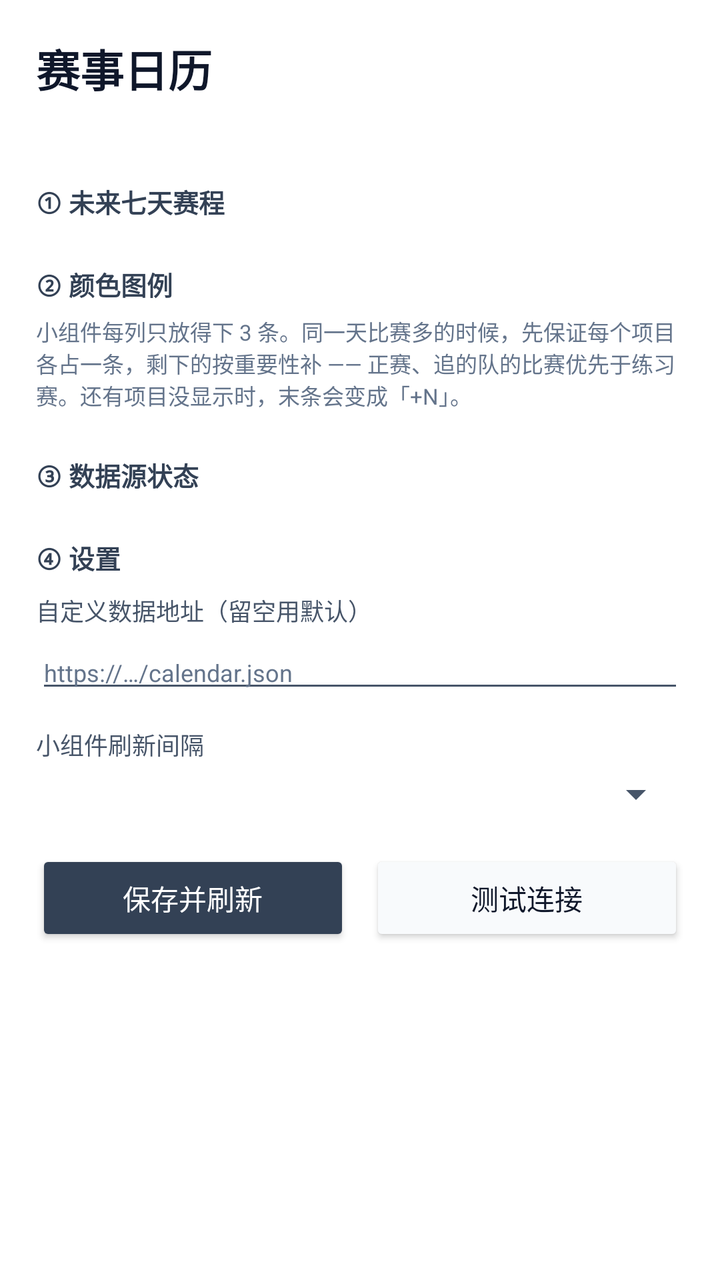
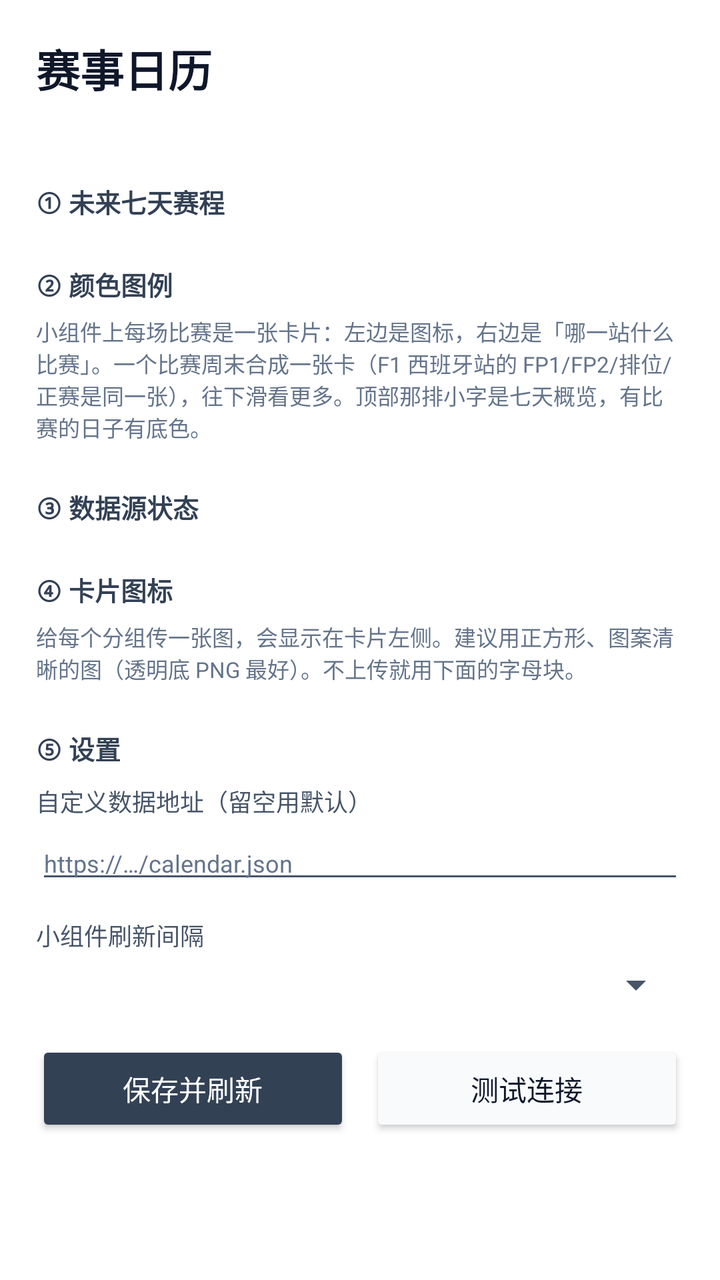

Two renders of the same Android screen: before a commit and after it. Below are the layout's source before the change and the commit's diff.
<!-- AndroidManifest.xml: application theme Theme.SportsWidget -->
<!-- res/layout/activity_main.xml -->
<?xml version="1.0" encoding="utf-8"?>
<ScrollView xmlns:android="http://schemas.android.com/apk/res/android"
    android:layout_width="match_parent"
    android:layout_height="match_parent"
    android:background="@color/bg_widget"
    android:fillViewport="true">

    <LinearLayout
        android:layout_width="match_parent"
        android:layout_height="wrap_content"
        android:orientation="vertical"
        android:padding="18dp">

        <TextView
            android:layout_width="wrap_content"
            android:layout_height="wrap_content"
            android:text="@string/app_title"
            android:textColor="@color/text_primary"
            android:textSize="22sp"
            android:textStyle="bold" />

        <TextView
            android:id="@+id/tv_status_line"
            android:layout_width="match_parent"
            android:layout_height="wrap_content"
            android:layout_marginTop="4dp"
            android:textColor="@color/text_muted"
            android:textSize="11sp" />

        
        <TextView
            style="@style/SectionTitle"
            android:text="@string/section_schedule" />

        <LinearLayout
            android:id="@+id/box_schedule"
            android:layout_width="match_parent"
            android:layout_height="wrap_content"
            android:orientation="vertical" />

        
        <TextView
            style="@style/SectionTitle"
            android:text="@string/section_legend" />

        <LinearLayout
            android:id="@+id/box_legend"
            android:layout_width="match_parent"
            android:layout_height="wrap_content"
            android:orientation="vertical" />

        <TextView
            android:layout_width="match_parent"
            android:layout_height="wrap_content"
            android:layout_marginTop="6dp"
            android:text="@string/legend_hint"
            android:textColor="@color/text_muted"
            android:textSize="11sp" />

        
        <TextView
            style="@style/SectionTitle"
            android:text="@string/section_sources" />

        <LinearLayout
            android:id="@+id/box_sources"
            android:layout_width="match_parent"
            android:layout_height="wrap_content"
            android:orientation="vertical" />

        
        <TextView
            style="@style/SectionTitle"
            android:text="@string/section_settings" />

        <TextView
            android:layout_width="match_parent"
            android:layout_height="wrap_content"
            android:layout_marginTop="8dp"
            android:text="@string/label_endpoint"
            android:textColor="@color/text_secondary"
            android:textSize="12sp" />

        <EditText
            android:id="@+id/et_endpoint"
            android:layout_width="match_parent"
            android:layout_height="wrap_content"
            android:layout_marginTop="4dp"
            android:hint="@string/hint_endpoint"
            android:inputType="textUri"
            android:textColor="@color/text_primary"
            android:textColorHint="@color/text_muted"
            android:textSize="12sp" />

        <TextView
            android:layout_width="match_parent"
            android:layout_height="wrap_content"
            android:layout_marginTop="12dp"
            android:text="@string/interval_label"
            android:textColor="@color/text_secondary"
            android:textSize="12sp" />

        <Spinner
            android:id="@+id/sp_interval"
            android:layout_width="match_parent"
            android:layout_height="wrap_content"
            android:layout_marginTop="4dp" />

        <LinearLayout
            android:layout_width="match_parent"
            android:layout_height="wrap_content"
            android:layout_marginTop="16dp"
            android:orientation="horizontal">

            <Button
                android:id="@+id/btn_save"
                android:layout_width="0dp"
                android:layout_height="wrap_content"
                android:layout_weight="1"
                android:backgroundTint="@color/accent"
                android:text="@string/btn_save"
                android:textColor="@color/white" />

            <Button
                android:id="@+id/btn_test"
                android:layout_width="0dp"
                android:layout_height="wrap_content"
                android:layout_marginStart="10dp"
                android:layout_weight="1"
                android:backgroundTint="@color/bg_card"
                android:text="@string/btn_test"
                android:textColor="@color/text_primary" />
        </LinearLayout>

        <TextView
            android:id="@+id/tv_result"
            android:layout_width="match_parent"
            android:layout_height="wrap_content"
            android:layout_marginTop="14dp"
            android:fontFamily="monospace"
            android:textColor="@color/text_secondary"
            android:textIsSelectable="true"
            android:textSize="11sp" />
    </LinearLayout>
</ScrollView>
<!-- resources referenced by this layout -->
<resources>
  <color name="accent">#FF334155</color>
  <color name="bg_card">#FFF8FAFC</color>
  <color name="bg_widget">#FFFFFFFF</color>
  <color name="text_muted">#FF64748B</color>
  <color name="text_primary">#FF0F172A</color>
  <color name="text_secondary">#FF475569</color>
  <color name="white">#FFFFFFFF</color>
  <string name="app_title">赛事日历</string>
  <string name="btn_save">保存并刷新</string>
  <string name="btn_test">测试连接</string>
  <string name="hint_endpoint">https://…/calendar.json</string>
  <string name="interval_label">小组件刷新间隔</string>
  <string name="label_endpoint">自定义数据地址（留空用默认）</string>
  <string name="legend_hint">小组件每列只放得下 3 条。同一天比赛多的时候，先保证每个项目各占一条，剩下的按重要性补 —— 正赛、追的队的比赛优先于练习赛。还有项目没显示时，末条会变成「+N」。</string>
  <string name="section_legend">② 颜色图例</string>
  <string name="section_schedule">① 未来七天赛程</string>
  <string name="section_settings">④ 设置</string>
  <string name="section_sources">③ 数据源状态</string>
  <style name="SectionTitle">
          <item name="android:layout_width">match_parent</item>
          <item name="android:layout_height">wrap_content</item>
          <item name="android:layout_marginTop">22dp</item>
          <item name="android:textColor">@color/accent_text</item>
          <item name="android:textSize">13sp</item>
          <item name="android:textStyle">bold</item>
      </style>
  <style name="Theme.SportsWidget" parent="Theme.AppCompat.DayNight.NoActionBar">
          <item name="colorPrimary">@color/accent</item>
          <item name="colorPrimaryDark">@color/bg_widget</item>
          <item name="colorAccent">@color/accent</item>
          <item name="android:windowBackground">@color/bg_widget</item>
          <item name="android:statusBarColor">@color/bg_widget</item>
          
          <item name="android:windowLightStatusBar">true</item>
          
          <item name="android:navigationBarColor">@color/nav_bar</item>
          <item name="android:textColorPrimary">@color/text_primary</item>
          <item name="android:textColorSecondary">@color/text_secondary</item>
      </style>
  <color name="accent_text">#FF334155</color>
  <color name="nav_bar">#FF0F172A</color>
</resources>

<!-- the commit's change to res/layout/activity_main.xml (unified diff, before → after) -->
@@ -64,6 +64,25 @@
 
         <LinearLayout
             android:id="@+id/box_sources"
+            android:layout_width="match_parent"
+            android:layout_height="wrap_content"
+            android:orientation="vertical" />
+
+        
+        <TextView
+            style="@style/SectionTitle"
+            android:text="@string/section_icons" />
+
+        <TextView
+            android:layout_width="match_parent"
+            android:layout_height="wrap_content"
+            android:layout_marginTop="6dp"
+            android:text="@string/icons_hint"
+            android:textColor="@color/text_muted"
+            android:textSize="11sp" />
+
+        <LinearLayout
+            android:id="@+id/box_icons"
             android:layout_width="match_parent"
             android:layout_height="wrap_content"
             android:orientation="vertical" />
<!-- resource entries referenced after the edit -->
@@ -11,12 +11,14 @@
   <string name="btn_save">保存并刷新</string>
   <string name="btn_test">测试连接</string>
   <string name="hint_endpoint">https://…/calendar.json</string>
+  <string name="icons_hint">给每个分组传一张图，会显示在卡片左侧。建议用正方形、图案清晰的图（透明底 PNG 最好）。不上传就用下面的字母块。</string>
   <string name="interval_label">小组件刷新间隔</string>
   <string name="label_endpoint">自定义数据地址（留空用默认）</string>
-  <string name="legend_hint">小组件每列只放得下 3 条。同一天比赛多的时候，先保证每个项目各占一条，剩下的按重要性补 —— 正赛、追的队的比赛优先于练习赛。还有项目没显示时，末条会变成「+N」。</string>
+  <string name="legend_hint">小组件上每场比赛是一张卡片：左边是图标，右边是「哪一站什么比赛」。一个比赛周末合成一张卡（F1 西班牙站的 FP1/FP2/排位/正赛是同一张），往下滑看更多。顶部那排小字是七天概览，有比赛的日子有底色。</string>
+  <string name="section_icons">④ 卡片图标</string>
   <string name="section_legend">② 颜色图例</string>
   <string name="section_schedule">① 未来七天赛程</string>
-  <string name="section_settings">④ 设置</string>
+  <string name="section_settings">⑤ 设置</string>
   <string name="section_sources">③ 数据源状态</string>
   <style name="SectionTitle">
           <item name="android:layout_width">match_parent</item>
